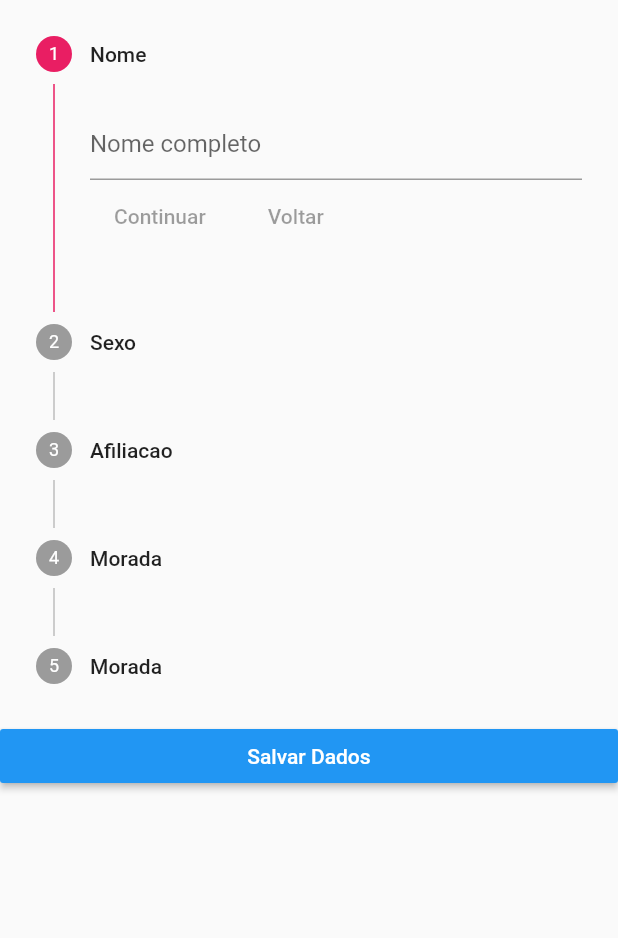
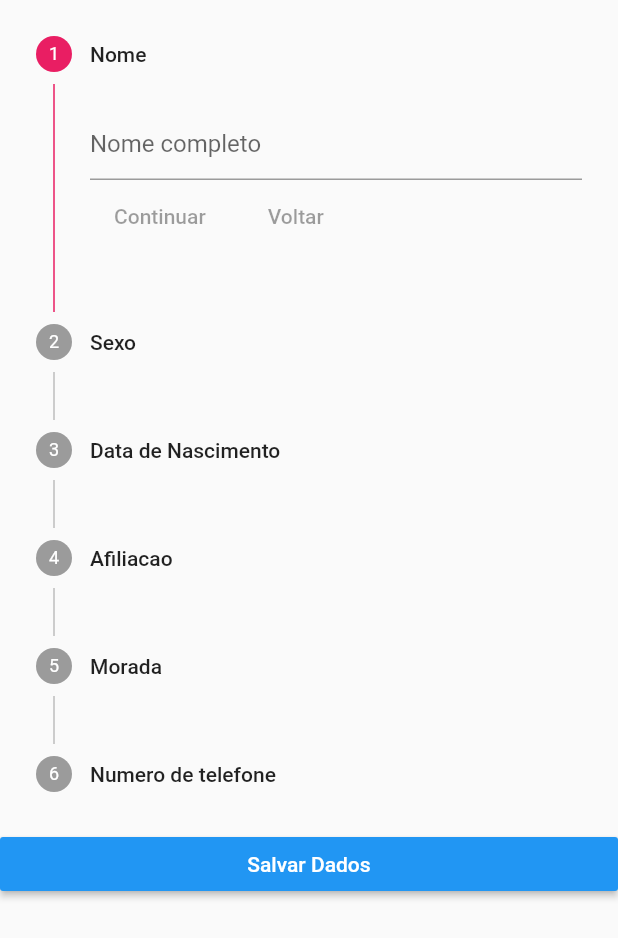
Before and after one commit to braulio94/MedicalHealth-Patient, a Flutter app: the FormPage screen opened directly, on a phone screen of 412 x 824 dp. Shown: the top 938 px of the screen. Run offline on Flutter 3.47's test engine with Material 2 defaults, Android fonts, the phone set to English and light mode, and no system bars; our stand-ins replace flutter_sticky_header, qr_flutter.

Commit message:
add date of birth to form

```diff
--- a/lib/pages/form_page.dart
+++ b/lib/pages/form_page.dart
@@ -57,9 +57,10 @@ class _FormPageState extends State<FormPage> {
             steps: [
               Step(title: Text('Nome'), content: PatientForm.name(focusNode: _focusNode), isActive: currStep == 0 ? true : false),
               Step(title: Text('Sexo'), content: PatientForm.gender(focusNode: _focusNode, gender: Gender.Male), isActive: currStep == 1 ? true : false),
-              Step(title: Text('Afiliacao'), content: PatientForm.filiation(focusNode: _focusNode), isActive: currStep == 2 ? true : false),
-              Step(title: Text('Morada'), content: PatientForm.location(focusNode: _focusNode), isActive: currStep == 3 ? true : false),
-              Step(title: Text('Morada'), content: PatientForm.phoneNumber(focusNode: _focusNode), isActive: currStep == 4 ? true : false),
+              Step(title: Text('Data de Nascimento'), content: PatientForm.birthDate(focusNode: _focusNode), isActive: currStep == 2 ? true : false),
+              Step(title: Text('Afiliacao'), content: PatientForm.filiation(focusNode: _focusNode), isActive: currStep == 3 ? true : false),
+              Step(title: Text('Morada'), content: PatientForm.location(focusNode: _focusNode), isActive: currStep == 4 ? true : false),
+              Step(title: Text('Numero de telefone'), content: PatientForm.phoneNumber(focusNode: _focusNode), isActive: currStep == 5 ? true : false),
             ],
             type: StepperType.vertical,
             currentStep: this.currStep,
```
